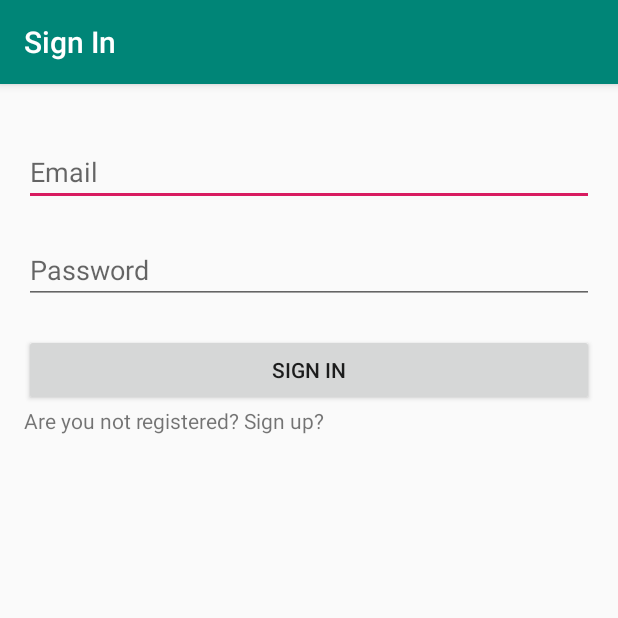
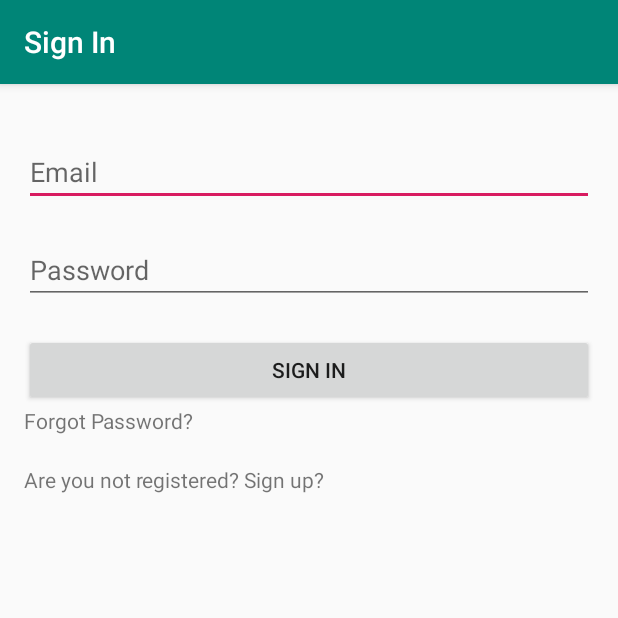
Before and after one commit to wakil026/Mediant, an Android app: the screen it shows after launch (SignInActivity), on a phone screen of 412 x 824 dp, the top half of it. Run offline under Robolectric (Android 15) with nearby library versions, the light colour scheme and no system bars; our stand-ins replace Firebase (no records; nobody signed in at launch, a user with empty details on screens opened directly).

Commit message:
forgot password added

```diff
--- a/app/src/main/res/layout/activity_sign_in.xml
+++ b/app/src/main/res/layout/activity_sign_in.xml
@@ -34,6 +34,13 @@
         android:text="@string/sign_in" />
 
     <TextView
+        android:id="@+id/signUpForgotPasswordId"
+        android:layout_width="match_parent"
+        android:layout_height="wrap_content"
+        android:text="Forgot Password?" />
+
+    <TextView
+        android:layout_marginTop="20dp"
         android:id="@+id/signUpTextViewId"
         android:layout_width="match_parent"
         android:layout_height="wrap_content"
@@ -45,4 +52,5 @@
         style="?android:attr/progressBarStyle"
         android:layout_width="match_parent"
         android:layout_height="wrap_content" />
+
 </LinearLayout>
```
Also changed, not shown: app/src/main/res/layout/switch_item.xml (added, +11 -0 lines).
